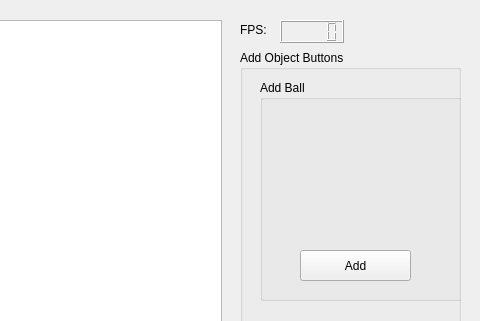
First picture: the form in mainwindow.ui, repository Thalyonn/Ballwalls, before the edit; both pictures show x 1070 to 1550 and y 0 to 321 of the 1550 by 740 pixel window.
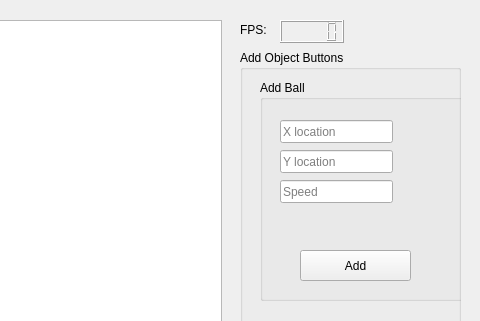
Second picture: the form after the edit.

Commit message: ball text boxes

Diff of the .ui file:
```diff
--- a/mainwindow.ui
+++ b/mainwindow.ui
@@ -61,6 +61,45 @@
        <string>Add</string>
       </property>
      </widget>
+     <widget class="QLineEdit" name="ballX">
+      <property name="geometry">
+       <rect>
+        <x>20</x>
+        <y>40</y>
+        <width>113</width>
+        <height>23</height>
+       </rect>
+      </property>
+      <property name="placeholderText">
+       <string>X location</string>
+      </property>
+     </widget>
+     <widget class="QLineEdit" name="ballY">
+      <property name="geometry">
+       <rect>
+        <x>20</x>
+        <y>70</y>
+        <width>113</width>
+        <height>23</height>
+       </rect>
+      </property>
+      <property name="placeholderText">
+       <string>Y location</string>
+      </property>
+     </widget>
+     <widget class="QLineEdit" name="ballSpeed">
+      <property name="geometry">
+       <rect>
+        <x>20</x>
+        <y>100</y>
+        <width>113</width>
+        <height>23</height>
+       </rect>
+      </property>
+      <property name="placeholderText">
+       <string>Speed</string>
+      </property>
+     </widget>
     </widget>
     <widget class="QGroupBox" name="groupBox_3">
      <property name="geometry">
```
Left out of the diff: 2 changed lines with no effect on the pictures.
